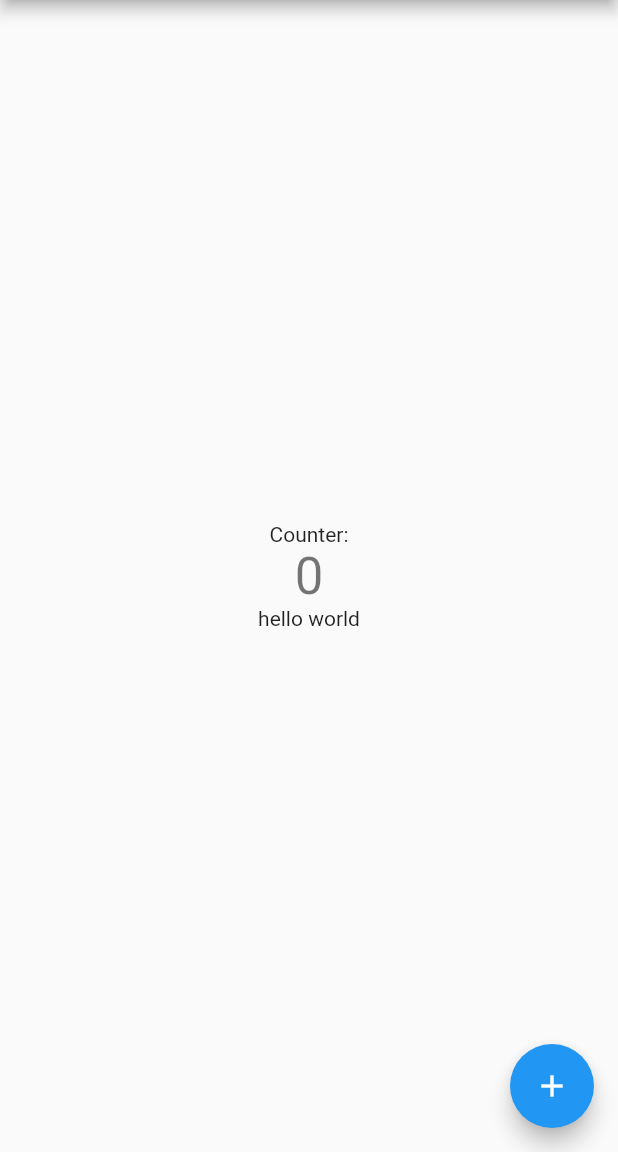
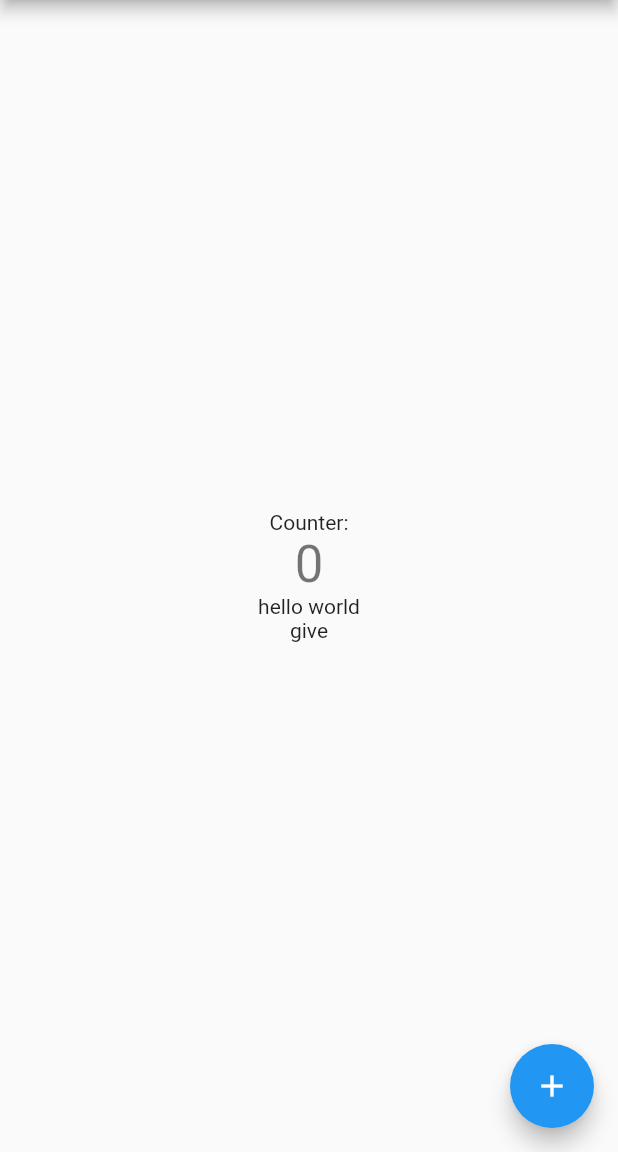
Before and after one commit to AbdulWahab15/flutter_demo, a Flutter app: the screen it shows after launch, on a phone screen of 412 x 824 dp, the part 84-1236 px from its top. Run offline on Flutter 3.47's test engine with Material 2 defaults, Android fonts, the phone set to English and light mode, and no system bars.

Commit message:
give label added

```diff
--- a/lib/main.dart
+++ b/lib/main.dart
@@ -101,7 +101,8 @@ class _MyHomePageState extends State<MyHomePage> {
 
             Text(
               'hello world'
-            )
+            ),
+            Text('give')
           ],
         ),
       ),
```
